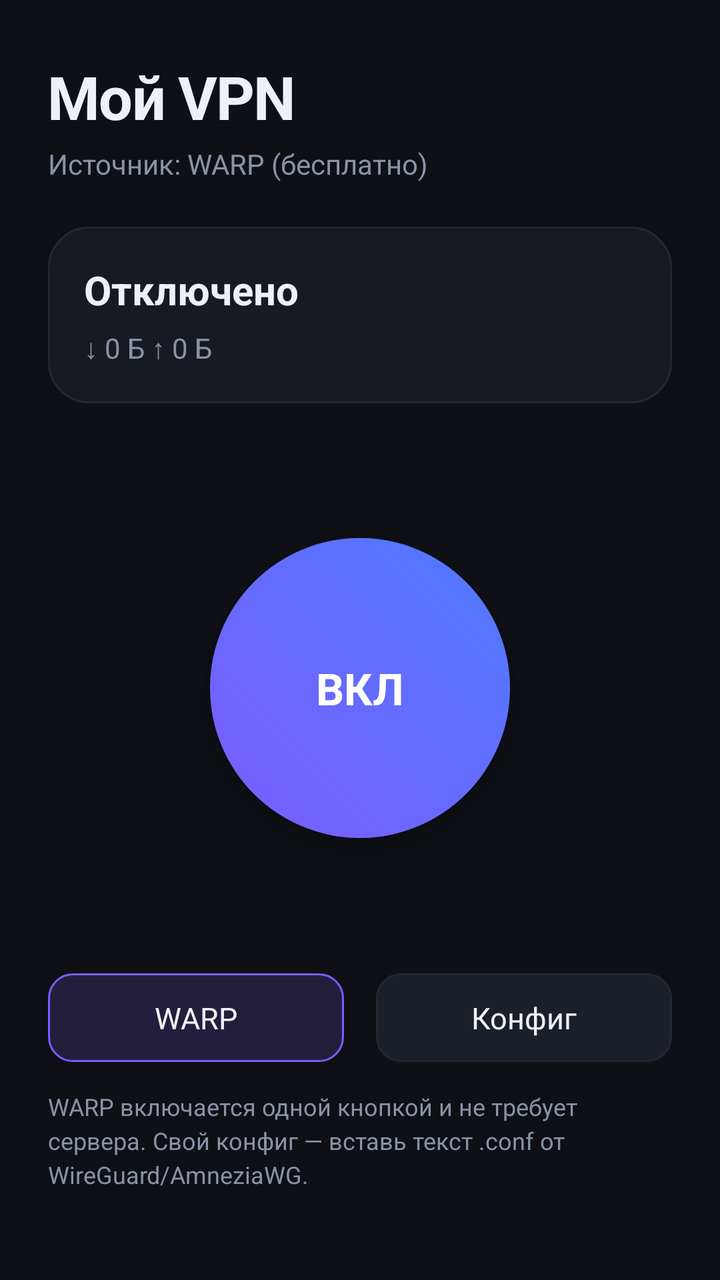
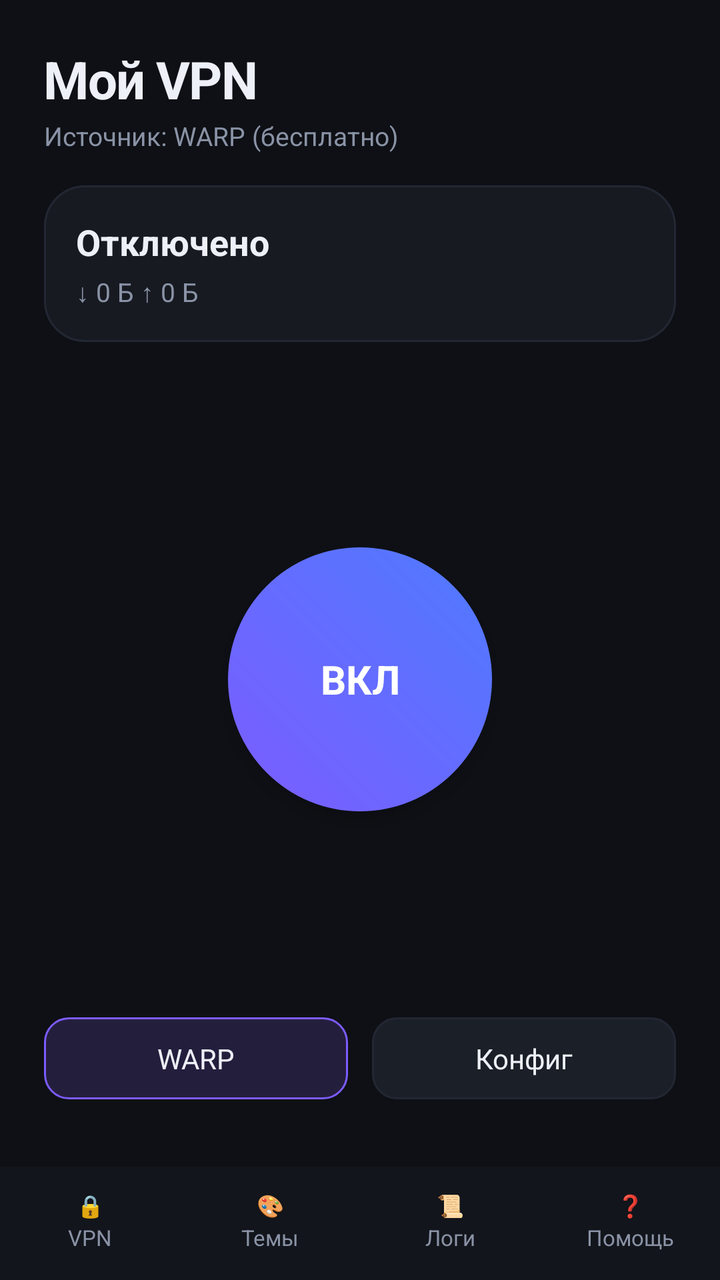

Before-and-after screenshots of an Android layout around one commit, followed by the original layout XML and the change that was made.
<!-- AndroidManifest.xml: application theme Theme.MyVpn -->
<!-- res/layout/activity_main.xml -->
<?xml version="1.0" encoding="utf-8"?>
<LinearLayout xmlns:android="http://schemas.android.com/apk/res/android"
    android:layout_width="match_parent"
    android:layout_height="match_parent"
    android:background="@color/bg"
    android:fitsSystemWindows="true"
    android:orientation="vertical"
    android:paddingStart="24dp"
    android:paddingTop="28dp"
    android:paddingEnd="24dp"
    android:paddingBottom="20dp">

    <TextView
        android:layout_width="wrap_content"
        android:layout_height="wrap_content"
        android:letterSpacing="-0.02"
        android:text="@string/app_name"
        android:textColor="@color/text"
        android:textSize="30sp"
        android:textStyle="bold" />

    <TextView
        android:id="@+id/source"
        android:layout_width="wrap_content"
        android:layout_height="wrap_content"
        android:layout_marginTop="4dp"
        android:text="@string/source_warp"
        android:textColor="@color/muted"
        android:textSize="14sp" />

    <LinearLayout
        android:layout_width="match_parent"
        android:layout_height="wrap_content"
        android:layout_marginTop="22dp"
        android:background="@drawable/bg_card"
        android:orientation="vertical"
        android:padding="18dp">

        <TextView
            android:id="@+id/status"
            android:layout_width="wrap_content"
            android:layout_height="wrap_content"
            android:text="@string/status_off"
            android:textColor="@color/text"
            android:textSize="20sp"
            android:textStyle="bold" />

        <TextView
            android:id="@+id/stats"
            android:layout_width="wrap_content"
            android:layout_height="wrap_content"
            android:layout_marginTop="6dp"
            android:text="@string/stats_zero"
            android:textColor="@color/muted"
            android:textSize="14sp" />
    </LinearLayout>

    <FrameLayout
        android:layout_width="match_parent"
        android:layout_height="0dp"
        android:layout_weight="1"
        android:minHeight="200dp">

        <TextView
            android:id="@+id/toggle"
            android:layout_width="150dp"
            android:layout_height="150dp"
            android:layout_gravity="center"
            android:background="@drawable/bg_btn_on"
            android:clickable="true"
            android:elevation="6dp"
            android:focusable="true"
            android:gravity="center"
            android:text="@string/btn_on"
            android:textColor="#FFFFFF"
            android:textSize="22sp"
            android:textStyle="bold" />
    </FrameLayout>

    <LinearLayout
        android:layout_width="match_parent"
        android:layout_height="wrap_content"
        android:orientation="horizontal">

        <TextView
            android:id="@+id/mode_warp"
            android:layout_width="0dp"
            android:layout_height="wrap_content"
            android:layout_marginEnd="8dp"
            android:layout_weight="1"
            android:background="@drawable/bg_chip_on"
            android:clickable="true"
            android:focusable="true"
            android:gravity="center"
            android:paddingTop="12dp"
            android:paddingBottom="12dp"
            android:text="@string/mode_warp"
            android:textColor="@color/text"
            android:textSize="15sp" />

        <TextView
            android:id="@+id/mode_custom"
            android:layout_width="0dp"
            android:layout_height="wrap_content"
            android:layout_marginStart="8dp"
            android:layout_weight="1"
            android:background="@drawable/bg_chip"
            android:clickable="true"
            android:focusable="true"
            android:gravity="center"
            android:paddingTop="12dp"
            android:paddingBottom="12dp"
            android:text="@string/mode_custom"
            android:textColor="@color/text"
            android:textSize="15sp" />
    </LinearLayout>

    <TextView
        android:layout_width="match_parent"
        android:layout_height="wrap_content"
        android:layout_marginTop="14dp"
        android:lineSpacingExtra="3dp"
        android:text="@string/hint"
        android:textColor="@color/muted"
        android:textSize="12sp" />

    <TextView
        android:id="@+id/log"
        android:layout_width="match_parent"
        android:layout_height="wrap_content"
        android:layout_marginTop="10dp"
        android:fontFamily="monospace"
        android:maxLines="4"
        android:textColor="@color/muted"
        android:textIsSelectable="true"
        android:textSize="11sp" />
</LinearLayout>
<!-- resources referenced by this layout -->
<resources>
  <color name="bg">#0E1015</color>
  <color name="muted">#8A93A6</color>
  <color name="text">#EDF0F7</color>
  <!-- drawable bg_btn_on (drawable) -->
  <?xml version="1.0" encoding="utf-8"?>
  <shape xmlns:android="http://schemas.android.com/apk/res/android"
      android:shape="oval">
      <gradient
          android:angle="45"
          android:endColor="@color/accent2"
          android:startColor="@color/accent" />
  </shape>
  <!-- drawable bg_card (drawable) -->
  <?xml version="1.0" encoding="utf-8"?>
  <shape xmlns:android="http://schemas.android.com/apk/res/android"
      android:shape="rectangle">
      <solid android:color="@color/card" />
      <corners android:radius="20dp" />
      <stroke
          android:width="1dp"
          android:color="@color/line" />
  </shape>
  <!-- drawable bg_chip (drawable) -->
  <?xml version="1.0" encoding="utf-8"?>
  <shape xmlns:android="http://schemas.android.com/apk/res/android"
      android:shape="rectangle">
      <solid android:color="#1B1F27" />
      <corners android:radius="12dp" />
      <stroke
          android:width="1dp"
          android:color="@color/line" />
  </shape>
  <!-- drawable bg_chip_on (drawable) -->
  <?xml version="1.0" encoding="utf-8"?>
  <shape xmlns:android="http://schemas.android.com/apk/res/android"
      android:shape="rectangle">
      <solid android:color="#241E3D" />
      <corners android:radius="12dp" />
      <stroke
          android:width="1dp"
          android:color="@color/accent" />
  </shape>
  <string name="app_name">Мой VPN</string>
  <string name="btn_on">ВКЛ</string>
  <string name="hint">WARP включается одной кнопкой и не требует сервера. Свой конфиг — вставь текст .conf от WireGuard/AmneziaWG.</string>
  <string name="mode_custom">Конфиг</string>
  <string name="mode_warp">WARP</string>
  <string name="source_warp">Источник: WARP (бесплатно)</string>
  <string name="stats_zero">↓ 0 Б   ↑ 0 Б</string>
  <string name="status_off">Отключено</string>
  <style name="Theme.MyVpn" parent="@android:style/Theme.Material.NoActionBar">
          <item name="android:windowBackground">@color/bg</item>
          <item name="android:statusBarColor">@color/bg</item>
          <item name="android:navigationBarColor">@color/bg</item>
          <item name="android:colorAccent">@color/accent</item>
          <item name="android:colorPrimary">@color/accent</item>
          <item name="android:windowLightStatusBar">false</item>
          <item name="android:windowLightNavigationBar">false</item>
      </style>
  <color name="accent2">#4E7BFF</color>
  <color name="accent">#7C5CFF</color>
  <color name="card">#171A21</color>
  <color name="line">#232733</color>
</resources>

<!-- the commit's change to res/layout/activity_main.xml (unified diff, before → after) -->
@@ -4,134 +4,389 @@
     android:layout_height="match_parent"
     android:background="@color/bg"
     android:fitsSystemWindows="true"
-    android:orientation="vertical"
-    android:paddingStart="24dp"
-    android:paddingTop="28dp"
-    android:paddingEnd="24dp"
-    android:paddingBottom="20dp">
-
-    <TextView
-        android:layout_width="wrap_content"
-        android:layout_height="wrap_content"
-        android:letterSpacing="-0.02"
-        android:text="@string/app_name"
-        android:textColor="@color/text"
-        android:textSize="30sp"
-        android:textStyle="bold" />
-
-    <TextView
-        android:id="@+id/source"
-        android:layout_width="wrap_content"
-        android:layout_height="wrap_content"
-        android:layout_marginTop="4dp"
-        android:text="@string/source_warp"
-        android:textColor="@color/muted"
-        android:textSize="14sp" />
-
-    <LinearLayout
-        android:layout_width="match_parent"
-        android:layout_height="wrap_content"
-        android:layout_marginTop="22dp"
-        android:background="@drawable/bg_card"
-        android:orientation="vertical"
-        android:padding="18dp">
-
-        <TextView
-            android:id="@+id/status"
-            android:layout_width="wrap_content"
-            android:layout_height="wrap_content"
-            android:text="@string/status_off"
-            android:textColor="@color/text"
-            android:textSize="20sp"
-            android:textStyle="bold" />
-
-        <TextView
-            android:id="@+id/stats"
-            android:layout_width="wrap_content"
-            android:layout_height="wrap_content"
-            android:layout_marginTop="6dp"
-            android:text="@string/stats_zero"
-            android:textColor="@color/muted"
-            android:textSize="14sp" />
-    </LinearLayout>
+    android:orientation="vertical">
 
     <FrameLayout
         android:layout_width="match_parent"
         android:layout_height="0dp"
-        android:layout_weight="1"
-        android:minHeight="200dp">
-
-        <TextView
-            android:id="@+id/toggle"
-            android:layout_width="150dp"
-            android:layout_height="150dp"
-            android:layout_gravity="center"
-            android:background="@drawable/bg_btn_on"
-            android:clickable="true"
-            android:elevation="6dp"
-            android:focusable="true"
-            android:gravity="center"
-            android:text="@string/btn_on"
-            android:textColor="#FFFFFF"
-            android:textSize="22sp"
-            android:textStyle="bold" />
+        android:layout_weight="1">
+
+        
+
+        <LinearLayout
+            android:id="@+id/panel_vpn"
+            android:layout_width="match_parent"
+            android:layout_height="match_parent"
+            android:orientation="vertical"
+            android:paddingStart="22dp"
+            android:paddingTop="22dp"
+            android:paddingEnd="22dp"
+            android:paddingBottom="10dp">
+
+            <TextView
+                android:layout_width="wrap_content"
+                android:layout_height="wrap_content"
+                android:letterSpacing="-0.02"
+                android:text="@string/app_name"
+                android:textColor="@color/text"
+                android:textSize="26sp"
+                android:textStyle="bold" />
+
+            <TextView
+                android:id="@+id/source"
+                android:layout_width="wrap_content"
+                android:layout_height="wrap_content"
+                android:layout_marginTop="2dp"
+                android:text="@string/source_warp"
+                android:textColor="@color/muted"
+                android:textSize="13sp" />
+
+            <LinearLayout
+                android:layout_width="match_parent"
+                android:layout_height="wrap_content"
+                android:layout_marginTop="16dp"
+                android:background="@drawable/bg_card"
+                android:orientation="vertical"
+                android:padding="16dp">
+
+                <TextView
+                    android:id="@+id/status"
+                    android:layout_width="wrap_content"
+                    android:layout_height="wrap_content"
+                    android:text="@string/status_off"
+                    android:textColor="@color/text"
+                    android:textSize="18sp"
+                    android:textStyle="bold" />
+
+                <TextView
+                    android:id="@+id/stats"
+                    android:layout_width="wrap_content"
+                    android:layout_height="wrap_content"
+                    android:layout_marginTop="4dp"
+                    android:text="@string/stats_zero"
+                    android:textColor="@color/muted"
+                    android:textSize="13sp" />
+            </LinearLayout>
+
+            <FrameLayout
+                android:layout_width="match_parent"
+                android:layout_height="0dp"
+                android:layout_weight="1"
+                android:minHeight="160dp">
+
+                <TextView
+                    android:id="@+id/toggle"
+                    android:layout_width="132dp"
+                    android:layout_height="132dp"
+                    android:layout_gravity="center"
+                    android:background="@drawable/bg_btn_on"
+                    android:clickable="true"
+                    android:elevation="6dp"
+                    android:focusable="true"
+                    android:gravity="center"
+                    android:text="@string/btn_on"
+                    android:textColor="#FFFFFF"
+                    android:textSize="20sp"
+                    android:textStyle="bold" />
+            </FrameLayout>
+
+            <LinearLayout
+                android:layout_width="match_parent"
+                android:layout_height="wrap_content"
+                android:orientation="horizontal">
+
+                <TextView
+                    android:id="@+id/mode_warp"
+                    android:layout_width="0dp"
+                    android:layout_height="wrap_content"
+                    android:layout_marginEnd="6dp"
+                    android:layout_weight="1"
+                    android:background="@drawable/bg_chip_on"
+                    android:clickable="true"
+                    android:focusable="true"
+                    android:gravity="center"
+                    android:paddingTop="11dp"
+                    android:paddingBottom="11dp"
+                    android:text="@string/mode_warp"
+                    android:textColor="@color/text"
+                    android:textSize="14sp" />
+
+                <TextView
+                    android:id="@+id/mode_custom"
+                    android:layout_width="0dp"
+                    android:layout_height="wrap_content"
+                    android:layout_marginStart="6dp"
+                    android:layout_weight="1"
+                    android:background="@drawable/bg_chip"
+                    android:clickable="true"
+                    android:focusable="true"
+                    android:gravity="center"
+                    android:paddingTop="11dp"
+                    android:paddingBottom="11dp"
+                    android:text="@string/mode_custom"
+                    android:textColor="@color/text"
+                    android:textSize="14sp" />
+            </LinearLayout>
+
+            <TextView
+                android:id="@+id/mini_log"
+                android:layout_width="match_parent"
+                android:layout_height="wrap_content"
+                android:layout_marginTop="10dp"
+                android:fontFamily="monospace"
+                android:maxLines="2"
+                android:textColor="@color/muted"
+                android:textIsSelectable="true"
+                android:textSize="10sp" />
+        </LinearLayout>
+
+        
+
+        <LinearLayout
+            android:id="@+id/panel_themes"
+            android:layout_width="match_parent"
+            android:layout_height="match_parent"
+            android:orientation="vertical"
+            android:padding="22dp"
+            android:visibility="gone">
+
+            <TextView
+                android:layout_width="wrap_content"
+                android:layout_height="wrap_content"
+                android:text="@string/theme_title"
+                android:textColor="@color/text"
+                android:textSize="26sp"
+                android:textStyle="bold" />
+
+            <TextView
+                android:layout_width="wrap_content"
+                android:layout_height="wrap_content"
+                android:layout_marginTop="2dp"
+                android:text="@string/theme_subtitle"
+                android:textColor="@color/muted"
+                android:textSize="13sp" />
+
+            <LinearLayout
+                android:id="@+id/swatches"
+                android:layout_width="match_parent"
+                android:layout_height="wrap_content"
+                android:layout_marginTop="14dp"
+                android:orientation="vertical" />
+
+            <TextView
+                android:id="@+id/theme_name"
+                android:layout_width="wrap_content"
+                android:layout_height="wrap_content"
+                android:layout_marginTop="12dp"
+                android:textColor="@color/muted"
+                android:textSize="13sp" />
+
+            <TextView
+                android:layout_width="match_parent"
+                android:layout_height="wrap_content"
+                android:layout_marginTop="10dp"
+                android:lineSpacingExtra="3dp"
+                android:text="@string/theme_note"
+                android:textColor="@color/muted"
+                android:textSize="12sp" />
+        </LinearLayout>
+
+        
+
+        <LinearLayout
+            android:id="@+id/panel_logs"
+            android:layout_width="match_parent"
+            android:layout_height="match_parent"
+            android:orientation="vertical"
+            android:paddingStart="22dp"
+            android:paddingTop="22dp"
+            android:paddingEnd="22dp"
+            android:paddingBottom="10dp"
+            android:visibility="gone">
+
+            <TextView
+                android:layout_width="wrap_content"
+                android:layout_height="wrap_content"
+                android:text="@string/logs_title"
+                android:textColor="@color/text"
+                android:textSize="26sp"
+                android:textStyle="bold" />
+
+            <LinearLayout
+                android:layout_width="match_parent"
+                android:layout_height="wrap_content"
+                android:layout_marginTop="12dp"
+                android:orientation="horizontal">
+
+                <TextView
+                    android:id="@+id/logs_refresh"
+                    android:layout_width="0dp"
+                    android:layout_height="wrap_content"
+                    android:layout_marginEnd="5dp"
+                    android:layout_weight="1"
+                    android:background="@drawable/bg_chip"
+                    android:clickable="true"
+                    android:focusable="true"
+                    android:gravity="center"
+                    android:paddingTop="10dp"
+                    android:paddingBottom="10dp"
+                    android:text="@string/logs_refresh"
+                    android:textColor="@color/text"
+                    android:textSize="13sp" />
+
+                <TextView
+                    android:id="@+id/logs_copy"
+                    android:layout_width="0dp"
+                    android:layout_height="wrap_content"
+                    android:layout_marginStart="5dp"
+                    android:layout_marginEnd="5dp"
+                    android:layout_weight="1"
+                    android:background="@drawable/bg_chip"
+                    android:clickable="true"
+                    android:focusable="true"
+                    android:gravity="center"
+                    android:paddingTop="10dp"
+                    android:paddingBottom="10dp"
+                    android:text="@string/logs_copy"
+                    android:textColor="@color/text"
+                    android:textSize="13sp" />
+
+                <TextView
+                    android:id="@+id/logs_clear"
+                    android:layout_width="0dp"
+                    android:layout_height="wrap_content"
+                    android:layout_marginStart="5dp"
+                    android:layout_weight="1"
+                    android:background="@drawable/bg_chip"
+                    android:clickable="true"
+                    android:focusable="true"
+                    android:gravity="center"
+                    android:paddingTop="10dp"
+                    android:paddingBottom="10dp"
+                    android:text="@string/logs_clear"
+                    android:textColor="@color/text"
+                    android:textSize="13sp" />
+            </LinearLayout>
+
+            <ScrollView
+                android:layout_width="match_parent"
+                android:layout_height="0dp"
+                android:layout_marginTop="12dp"
+                android:layout_weight="1"
+                android:background="@drawable/bg_input"
+                android:padding="12dp">
+
+                <TextView
+                    android:id="@+id/logs_text"
+                    android:layout_width="match_parent"
+                    android:layout_height="wrap_content"
+                    android:fontFamily="monospace"
+                    android:lineSpacingExtra="2dp"
+                    android:textColor="@color/muted"
+                    android:textIsSelectable="true"
+                    android:textSize="11sp" />
+            </ScrollView>
+        </LinearLayout>
+
+        
+
+        <LinearLayout
+            android:id="@+id/panel_help"
+            android:layout_width="match_parent"
+            android:layout_height="match_parent"
+            android:orientation="vertical"
+            android:paddingStart="22dp"
+            android:paddingTop="22dp"
+            android:paddingEnd="22dp"
+            android:paddingBottom="10dp"
+            android:visibility="gone">
+
+            <TextView
+                android:layout_width="wrap_content"
+                android:layout_height="wrap_content"
+                android:text="@string/help_title"
+                android:textColor="@color/text"
+                android:textSize="26sp"
+                android:textStyle="bold" />
+
+            <ScrollView
+                android:layout_width="match_parent"
+                android:layout_height="0dp"
+                android:layout_marginTop="6dp"
+                android:layout_weight="1"
+                android:clipToPadding="false"
+                android:paddingBottom="16dp">
+
+                <LinearLayout
+                    android:id="@+id/help_container"
+                    android:layout_width="match_parent"
+                    android:layout_height="wrap_content"
+                    android:orientation="vertical" />
+            </ScrollView>
+        </LinearLayout>
     </FrameLayout>
 
+    
+
     <LinearLayout
+        android:id="@+id/tabbar"
         android:layout_width="match_parent"
         android:layout_height="wrap_content"
-        android:orientation="horizontal">
+        android:background="#12151B"
+        android:orientation="horizontal"
+        android:paddingTop="4dp"
+        android:paddingBottom="6dp">
 
         <TextView
-            android:id="@+id/mode_warp"
+            android:id="@+id/tab_vpn"
             android:layout_width="0dp"
             android:layout_height="wrap_content"
-            android:layout_marginEnd="8dp"
             android:layout_weight="1"
-            android:background="@drawable/bg_chip_on"
-            android:clickable="true"
-            android:focusable="true"
             android:gravity="center"
-            android:paddingTop="12dp"
-            android:paddingBottom="12dp"
-            android:text="@string/mode_warp"
-            android:textColor="@color/text"
-            android:textSize="15sp" />
+            android:lineSpacingExtra="3dp"
+            android:paddingTop="8dp"
+            android:paddingBottom="8dp"
+            android:text="🔒&#10;VPN"
+            android:textColor="@color/muted"
+            android:textSize="11sp" />
 
         <TextView
-            android:id="@+id/mode_custom"
+            android:id="@+id/tab_themes"
             android:layout_width="0dp"
             android:layout_height="wrap_content"
-            android:layout_marginStart="8dp"
             android:layout_weight="1"
-            android:background="@drawable/bg_chip"
-            android:clickable="true"
-            android:focusable="true"
             android:gravity="center"
-            android:paddingTop="12dp"
-            android:paddingBottom="12dp"
-            android:text="@string/mode_custom"
-            android:textColor="@color/text"
-            android:textSize="15sp" />
+            android:lineSpacingExtra="3dp"
+            android:paddingTop="8dp"
+            android:paddingBottom="8dp"
+            android:text="🎨&#10;Темы"
+            android:textColor="@color/muted"
+            android:textSize="11sp" />
+
+        <TextView
+            android:id="@+id/tab_logs"
+            android:layout_width="0dp"
+            android:layout_height="wrap_content"
+            android:layout_weight="1"
+            android:gravity="center"
+            android:lineSpacingExtra="3dp"
+            android:paddingTop="8dp"
+            android:paddingBottom="8dp"
+            android:text="📜&#10;Логи"
+            android:textColor="@color/muted"
+            android:textSize="11sp" />
+
+        <TextView
+            android:id="@+id/tab_help"
+            android:layout_width="0dp"
+            android:layout_height="wrap_content"
+            android:layout_weight="1"
+            android:gravity="center"
+            android:lineSpacingExtra="3dp"
+            android:paddingTop="8dp"
+            android:paddingBottom="8dp"
+            android:text="❓&#10;Помощь"
+            android:textColor="@color/muted"
+            android:textSize="11sp" />
     </LinearLayout>
-
-    <TextView
-        android:layout_width="match_parent"
-        android:layout_height="wrap_content"
-        android:layout_marginTop="14dp"
-        android:lineSpacingExtra="3dp"
-        android:text="@string/hint"
-        android:textColor="@color/muted"
-        android:textSize="12sp" />
-
-    <TextView
-        android:id="@+id/log"
-        android:layout_width="match_parent"
-        android:layout_height="wrap_content"
-        android:layout_marginTop="10dp"
-        android:fontFamily="monospace"
-        android:maxLines="4"
-        android:textColor="@color/muted"
-        android:textIsSelectable="true"
-        android:textSize="11sp" />
 </LinearLayout>
<!-- resource entries referenced after the edit -->
@@ -42,14 +42,31 @@
           android:width="1dp"
           android:color="@color/accent" />
   </shape>
+  <!-- drawable bg_input (drawable) -->
+  <?xml version="1.0" encoding="utf-8"?>
+  <shape xmlns:android="http://schemas.android.com/apk/res/android"
+      android:shape="rectangle">
+      <solid android:color="#1B1F27" />
+      <corners android:radius="14dp" />
+      <stroke
+          android:width="1dp"
+          android:color="@color/line" />
+  </shape>
   <string name="app_name">Мой VPN</string>
   <string name="btn_on">ВКЛ</string>
-  <string name="hint">WARP включается одной кнопкой и не требует сервера. Свой конфиг — вставь текст .conf от WireGuard/AmneziaWG.</string>
+  <string name="help_title">Инструкция</string>
+  <string name="logs_clear">Очистить</string>
+  <string name="logs_copy">Скопировать</string>
+  <string name="logs_refresh">Обновить</string>
+  <string name="logs_title">Логи</string>
   <string name="mode_custom">Конфиг</string>
   <string name="mode_warp">WARP</string>
   <string name="source_warp">Источник: WARP (бесплатно)</string>
   <string name="stats_zero">↓ 0 Б   ↑ 0 Б</string>
   <string name="status_off">Отключено</string>
+  <string name="theme_note">Цвет кнопки, вкладок и заголовков меняется сразу и сохраняется между запусками.</string>
+  <string name="theme_subtitle">Цвет акцента</string>
+  <string name="theme_title">Темы</string>
   <style name="Theme.MyVpn" parent="@android:style/Theme.Material.NoActionBar">
           <item name="android:windowBackground">@color/bg</item>
           <item name="android:statusBarColor">@color/bg</item>
